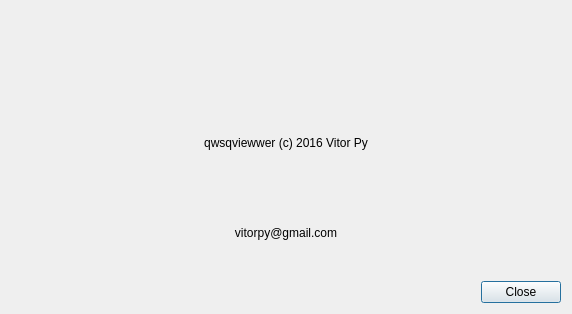
Qt form app/ui/aboutwindow.ui (vitorpy/qwsqviewer) before a commit.
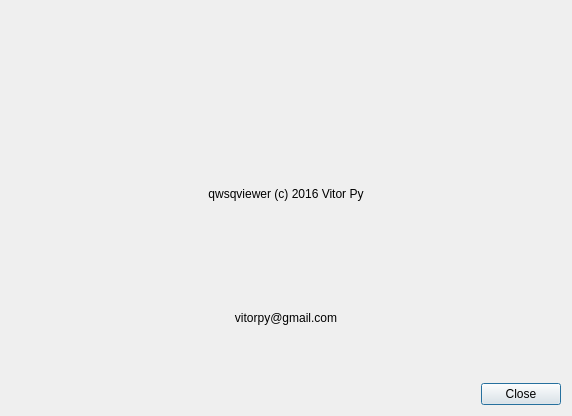
The same form after that commit. Icons and pictures are not drawn.

Diff of the .ui file:
```diff
--- a/app/ui/aboutwindow.ui
+++ b/app/ui/aboutwindow.ui
@@ -7,7 +7,7 @@
     <x>0</x>
     <y>0</y>
     <width>572</width>
-    <height>314</height>
+    <height>416</height>
    </rect>
   </property>
   <property name="windowTitle">
@@ -38,7 +38,7 @@
      <item>
       <widget class="QLabel" name="label">
        <property name="text">
-        <string>qwsqviewwer (c) 2016 Vitor Py</string>
+        <string>qwsqviewer (c) 2016 Vitor Py</string>
        </property>
        <property name="alignment">
         <set>Qt::AlignCenter</set>
```
